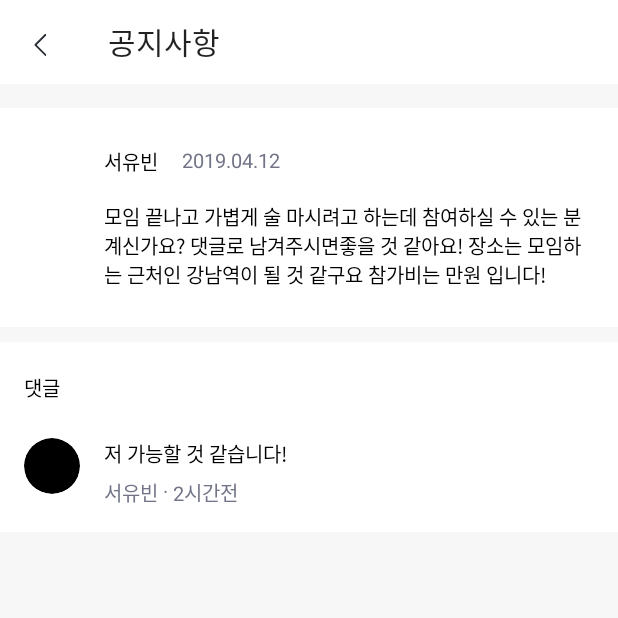
After one commit to ChoiAhHyun/team05_android, an Android app: the BoardDetailActivity screen opened directly, with no data from a screen before it, on a phone screen of 412 x 824 dp, the top half of it. The commit adds this screen. Run offline under Robolectric (Android 15) with nearby library versions, the phone set to English and light mode, and no system bars; our stand-ins replace ButterKnife.

Commit message:
Board Detail Page : with Board Info Model

```diff
--- a/app/src/main/AndroidManifest.xml
+++ b/app/src/main/AndroidManifest.xml
@@ -38,6 +38,7 @@
             </intent-filter>
         </activity>
         <activity android:name=".view.home.HomeDetailActivity" />
+        <activity android:name=".view.home.BoardDetailActivity" />
     </application>
 
 </manifest>
--- /dev/null
+++ b/app/src/main/java/com/yapp14th/yappapp/adapter/home/BoardAdapter.java
@@ -0,0 +1,74 @@
+package com.yapp14th.yappapp.adapter.home;
+
+import android.content.Context;
+import android.graphics.drawable.ShapeDrawable;
+import android.graphics.drawable.shapes.OvalShape;
+import android.view.LayoutInflater;
+import android.view.View;
+import android.view.ViewGroup;
+import android.widget.ImageView;
+import android.widget.TextView;
+
+import com.yapp14th.yappapp.R;
+import com.yapp14th.yappapp.model.BoardInfo;
+
+import java.util.ArrayList;
+
+import androidx.annotation.NonNull;
+import androidx.recyclerview.widget.RecyclerView;
+
+public class BoardAdapter extends RecyclerView.Adapter<RecyclerView.ViewHolder> {
+
+    private ArrayList<BoardInfo> modelList = new ArrayList<>();
+    private Context mContext;
+
+    public BoardAdapter(Context mContext, ArrayList<BoardInfo> modelList){
+
+        this.mContext = mContext;
+        this.modelList = modelList;
+
+    }
+
+    @NonNull
+    @Override
+    public RecyclerView.ViewHolder onCreateViewHolder(@NonNull ViewGroup parent, int viewType) {
+        return new BoardViewHolder(LayoutInflater.from(mContext).inflate(R.layout.model_board ,parent, false));
+    }
+
+    @Override
+    public void onBindViewHolder(@NonNull RecyclerView.ViewHolder viewHolder, int position) {
+
+        BoardViewHolder holder = (BoardViewHolder) viewHolder;
+
+        BoardInfo model = modelList.get(position);
+
+
+
+    }
+
+    @Override
+    public int getItemCount() {
+        return modelList.size();
+    }
+
+    private class BoardViewHolder extends RecyclerView.ViewHolder{
+
+        ImageView img;
+        TextView txtName, txtDate, txtContent;
+
+        public BoardViewHolder(@NonNull View itemView) {
+            super(itemView);
+
+            img = itemView.findViewById(R.id.img_board_profile);
+
+            img.setBackground(new ShapeDrawable(new OvalShape()));
+            img.setClipToOutline(true);
+
+            txtName = itemView.findViewById(R.id.txt_board_name);
+
+            txtContent = itemView.findViewById(R.id.txt_board_content);
+
+            txtDate = itemView.findViewById(R.id.txt_board_date);
+        }
+    }
+}
--- /dev/null
+++ b/app/src/main/java/com/yapp14th/yappapp/model/BoardInfo.java
@@ -0,0 +1,69 @@
+package com.yapp14th.yappapp.model;
+
+import android.os.Parcel;
+import android.os.Parcelable;
+
+public class BoardInfo implements Parcelable {
+
+    private String imgPath;
+    private String name;
+    private String date;
+    private String content;
+
+
+    public BoardInfo(String imgPath, String name, String date, String content) {
+        this.imgPath = imgPath;
+        this.name = name;
+        this.date = date;
+        this.content = content;
+
+    }
+
+    public String getImgPath() {
+        return imgPath;
+    }
+
+    public String getName() {
+        return name;
+    }
+
+    public String getDate() {
+        return date;
+    }
+
+    public String getContent() {
+        return content;
+    }
+
+    protected BoardInfo(Parcel in) {
+        imgPath = in.readString();
+        name = in.readString();
+        date = in.readString();
+        content = in.readString();
+    }
+
+    public static final Creator<BoardInfo> CREATOR = new Creator<BoardInfo>() {
+        @Override
+        public BoardInfo createFromParcel(Parcel in) {
+            return new BoardInfo(in);
+        }
+
+        @Override
+        public BoardInfo[] newArray(int size) {
+            return new BoardInfo[size];
+        }
+    };
+
+    @Override
+    public int describeContents() {
+        return 0;
+    }
+
+    @Override
+    public void writeToParcel(Parcel dest, int flags) {
+        dest.writeString(imgPath);
+        dest.writeString(name);
+        dest.writeString(date);
+        dest.writeString(content);
+    }
+}
--- a/app/src/main/java/com/yapp14th/yappapp/model/GroupCardInfo.java
+++ b/app/src/main/java/com/yapp14th/yappapp/model/GroupCardInfo.java
@@ -15,6 +15,10 @@ public class GroupCardInfo implements Parcelable {
 
     public String getTitle() {
         return title;
+    }
+
+    public ArrayList<String> getImgSrcPath() {
+        return imgSrcPath;
     }
 
     public void setTitle(String title) {
--- /dev/null
+++ b/app/src/main/java/com/yapp14th/yappapp/view/home/BoardDetailActivity.java
@@ -0,0 +1,65 @@
+package com.yapp14th.yappapp.view.home;
+
+import android.os.Bundle;
+
+import com.yapp14th.yappapp.Base.BaseActivity;
+import com.yapp14th.yappapp.R;
+import com.yapp14th.yappapp.adapter.home.BoardAdapter;
+import com.yapp14th.yappapp.model.BoardInfo;
+
+import java.util.ArrayList;
+
+import androidx.annotation.Nullable;
+import androidx.recyclerview.widget.LinearLayoutManager;
+import androidx.recyclerview.widget.RecyclerView;
+import butterknife.BindView;
+
+public class BoardDetailActivity extends BaseActivity {
+
+    @BindView(R.id.rv_board)
+    RecyclerView rv;
+
+    @Override
+    protected int getLayout() {
+        return R.layout.activity_board_detail;
+    }
+
+    private ArrayList<BoardInfo> modelList = new ArrayList<>();
+    private BoardAdapter adapter;
+
+    @Override
+    protected void onCreate(@Nullable Bundle savedInstanceState) {
+        super.onCreate(savedInstanceState);
+
+        setRecyclerView();
+
+        setToolbar("공지사항", true);
+
+    }
+
+    private void setRecyclerView(){
+
+        LinearLayoutManager lm = new LinearLayoutManager(this, RecyclerView.VERTICAL, false);
+        lm.scrollToPositionWithOffset(0,0);
+        rv.setLayoutManager(lm);
+
+        setAdapter();
+
+    }
+
+    private void setTestModel(){
+
+        //demo
+        modelList.add(new BoardInfo("","","",""));
+
+    }
+
+    private void setAdapter(){
+
+        setTestModel();
+
+        adapter = new BoardAdapter(this, modelList);
+
+        rv.setAdapter(adapter);
+    }
+}
--- a/app/src/main/res/layout/activitiy_home_detail_board.xml
+++ b/app/src/main/res/layout/activitiy_home_detail_board.xml
@@ -1,7 +1,8 @@
 <?xml version="1.0" encoding="utf-8"?>
 
 
-<androidx.constraintlayout.widget.ConstraintLayout xmlns:android="http://schemas.android.com/apk/res/android"
+<androidx.constraintlayout.widget.ConstraintLayout
+    xmlns:android="http://schemas.android.com/apk/res/android"
     xmlns:app="http://schemas.android.com/apk/res-auto"
     android:id="@+id/container_board"
     android:background="@color/white"
--- /dev/null
+++ b/app/src/main/res/layout/activity_board_detail.xml
@@ -0,0 +1,103 @@
+<?xml version="1.0" encoding="utf-8"?>
+<androidx.constraintlayout.widget.ConstraintLayout xmlns:android="http://schemas.android.com/apk/res/android"
+    android:layout_width="match_parent"
+    android:layout_height="match_parent"
+    android:background="@color/page_bgr"
+    xmlns:app="http://schemas.android.com/apk/res-auto">
+
+    <androidx.appcompat.widget.Toolbar
+        android:id="@+id/toolbar"
+        android:background="@color/white"
+        app:layout_constraintTop_toTopOf="parent"
+        android:layout_width="match_parent"
+        android:layout_height="?attr/actionBarSize"></androidx.appcompat.widget.Toolbar>
+
+    <androidx.constraintlayout.widget.ConstraintLayout
+        android:id="@+id/board_leader"
+        android:background="@color/white"
+        android:layout_marginTop="16dp"
+        app:layout_constraintTop_toBottomOf="@id/toolbar"
+        android:layout_width="match_parent"
+        android:layout_height="wrap_content">
+
+        <ImageView
+            android:id="@+id/img_leader"
+            android:layout_marginTop="25dp"
+            android:layout_marginLeft="16dp"
+            app:layout_constraintLeft_toLeftOf="parent"
+            app:layout_constraintTop_toTopOf="parent"
+            android:layout_width="37dp"
+            android:layout_height="37dp" />
+
+        <TextView
+            android:id="@+id/txt_leader_name"
+            app:layout_constraintLeft_toRightOf="@id/img_leader"
+            app:layout_constraintTop_toTopOf="@id/img_leader"
+            android:textSize="13dp"
+            android:layout_marginLeft="16dp"
+            android:textColor="#010000"
+            android:text="서유빈"
+            android:layout_width="wrap_content"
+            android:layout_height="wrap_content" />
+
+        <TextView
+            android:id="@+id/txt_leader_date"
+            android:layout_width="wrap_content"
+            android:layout_marginLeft="16dp"
+            android:layout_height="wrap_content"
+            android:textSize="13dp"
+            app:layout_constraintLeft_toRightOf="@id/txt_leader_name"
+            app:layout_constraintTop_toTopOf="@id/img_leader"
+            android:textColor="#717486"
+            android:text="2019.04.12"
+            />
+
+        <TextView
+            app:layout_constraintLeft_toLeftOf="@id/txt_leader_name"
+            app:layout_constraintTop_toBottomOf="@id/img_leader"
+            android:layout_marginRight="20dp"
+            app:layout_constraintRight_toRightOf="parent"
+            app:layout_constraintBottom_toBottomOf="parent"
+            android:layout_width="0dp"
+            android:layout_height="wrap_content"
+            android:textSize="13dp"
+            android:textColor="#010000"
+            android:text="모임 끝나고 가볍게 술 마시려고 하는데 참여하실 수 있는 분 계신가요? 댓글로 남겨주시면좋을 것 같아요! 장소는 모임하는 근처인 강남역이 될 것 같구요 참가비는 만원 입니다!"
+            android:layout_marginBottom="25dp"
+            />
+    </androidx.constraintlayout.widget.ConstraintLayout>
+
+    <LinearLayout
+        app:layout_constraintTop_toBottomOf="@id/board_leader"
+        android:layout_marginTop="10dp"
+        android:layout_width="match_parent"
+        android:layout_height="wrap_content"
+        android:background="@color/white"
+        android:orientation="vertical">
+
+        <TextView
+            android:layout_marginTop="20dp"
+            android:layout_marginLeft="16dp"
+            android:id="@+id/txt_board_cnt_comments"
+            android:layout_width="wrap_content"
+            android:layout_height="wrap_content"
+            android:textSize="13dp"
+            android:textColor="#010000"
+            android:lineSpacingExtra="1.5sp"
+            android:text="댓글"
+            />
+
+        <androidx.recyclerview.widget.RecyclerView
+            android:id="@+id/rv_board"
+            app:layout_goneMarginTop="10dp"
+            android:layout_marginTop="10dp"
+            android:layout_width="match_parent"
+            android:layout_height="wrap_content">
+
+        </androidx.recyclerview.widget.RecyclerView>
+
+    </LinearLayout>
+
+
+
+</androidx.constraintlayout.widget.ConstraintLayout>
--- /dev/null
+++ b/app/src/main/res/layout/model_board.xml
@@ -0,0 +1,68 @@
+<?xml version="1.0" encoding="utf-8"?>
+<androidx.constraintlayout.widget.ConstraintLayout xmlns:android="http://schemas.android.com/apk/res/android"
+    android:layout_width="match_parent"
+    android:layout_height="wrap_content"
+    xmlns:app="http://schemas.android.com/apk/res-auto">
+
+    <ImageView
+        android:id="@+id/img_board_profile"
+        app:layout_constraintTop_toTopOf="parent"
+        app:layout_constraintLeft_toLeftOf="parent"
+        android:layout_marginLeft="16dp"
+        android:layout_marginTop="13dp"
+        android:layout_width="37dp"
+        android:layout_height="37dp" />
+
+    <TextView
+        android:id="@+id/txt_board_content"
+        android:layout_width="0dp"
+        app:layout_constraintRight_toRightOf="parent"
+        android:layout_marginRight="40dp"
+        android:layout_height="wrap_content"
+        android:layout_marginLeft="16dp"
+        app:layout_constraintLeft_toRightOf="@id/img_board_profile"
+        app:layout_constraintTop_toTopOf="@id/img_board_profile"
+        android:textSize="13dp"
+        android:textColor="#010000"
+        android:text="저 가능할 것 같습니다!"
+        />
+
+    <TextView
+        android:id="@+id/txt_board_name"
+        app:layout_constraintTop_toBottomOf="@id/txt_board_content"
+        app:layout_constraintLeft_toLeftOf="@id/txt_board_content"
+        android:layout_marginTop="5dp"
+        android:layout_width="wrap_content"
+        android:layout_height="wrap_content"
+        android:textSize="13dp"
+        android:textColor="#717486"
+        android:text="서유빈"
+        />
+
+    <TextView
+        android:id="@+id/txt_board_."
+        android:layout_marginLeft="3dp"
+        app:layout_constraintLeft_toRightOf="@id/txt_board_name"
+        app:layout_constraintTop_toTopOf="@id/txt_board_name"
+        android:layout_width="wrap_content"
+        android:layout_height="wrap_content"
+        android:textSize="13dp"
+        android:textColor="#717486"
+        android:text="·"
+        />
+
+    <TextView
+        android:id="@+id/txt_board_date"
+        android:layout_marginLeft="3dp"
+        app:layout_constraintTop_toTopOf="@id/txt_board_name"
+        app:layout_constraintLeft_toRightOf="@id/txt_board_."
+        android:layout_width="wrap_content"
+        android:layout_height="wrap_content"
+        android:textSize="13dp"
+        android:textColor="#717486"
+        android:text="2시간전"
+        android:layout_marginBottom="16dp"
+        app:layout_constraintBottom_toBottomOf="parent"
+        />
+
+</androidx.constraintlayout.widget.ConstraintLayout>
```
Also changed, not shown: app/src/main/java/com/yapp14th/yappapp/adapter/home/GroupCardAdpater.java (+37 -16 lines), app/src/main/java/com/yapp14th/yappapp/view/home/HomeDetailActivity.java (+13 -5 lines), app/src/main/java/com/yapp14th/yappapp/view/home/HomeFragment.java (+19 -13 lines), app/src/main/res/layout/fragment_home.xml (+16 -7 lines), app/src/main/res/layout/model_user_group_imgs.xml (+15 -48 lines).
